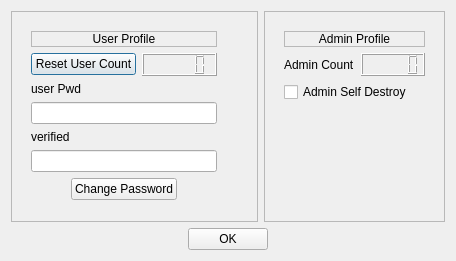
aspirefhaha/vbox50, file src/VBox/Frontends/VirtualBox/src/settings/global/UIGlobalSettingsSafeEnv.ui: the form before one commit.
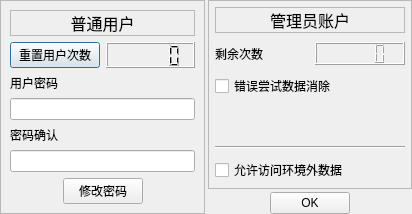
The form after the commit.

Commit message: 实现了环境内拷贝时可以切换，环境外清空数据盘，打开了几个开关，界面基本换成中文，可以控制访问环境外权限

Patch:
```diff
--- a/src/VBox/Frontends/VirtualBox/src/settings/global/UIGlobalSettingsSafeEnv.ui
+++ b/src/VBox/Frontends/VirtualBox/src/settings/global/UIGlobalSettingsSafeEnv.ui
@@ -9,16 +9,20 @@
    <rect>
     <x>0</x>
     <y>0</y>
-    <width>456</width>
-    <height>261</height>
+    <width>412</width>
+    <height>212</height>
    </rect>
   </property>
   <property name="windowTitle">
    <string>SafeEnv</string>
   </property>
-  <layout class="QVBoxLayout" name="verticalLayout_3">
-   <item>
     <layout class="QHBoxLayout" name="horizontalLayout_5">
+   <property name="spacing">
+    <number>3</number>
+   </property>
+   <property name="margin">
+    <number>0</number>
+   </property>
      <item>
       <widget class="QFrame" name="frame">
        <property name="frameShape">
@@ -27,14 +31,15 @@
        <property name="frameShadow">
         <enum>QFrame::Raised</enum>
        </property>
-       <layout class="QFormLayout" name="formLayout">
-        <item row="0" column="0">
          <layout class="QVBoxLayout" name="verticalLayout">
-          <property name="margin">
-           <number>10</number>
-          </property>
           <item>
            <widget class="QLabel" name="label">
+        <property name="font">
+         <font>
+          <family>Agency FB</family>
+          <pointsize>12</pointsize>
+         </font>
+        </property>
             <property name="frameShape">
              <enum>QFrame::StyledPanel</enum>
             </property>
@@ -45,7 +50,7 @@
              <number>1</number>
             </property>
             <property name="text">
-             <string>User Profile</string>
+         <string>普通用户</string>
             </property>
             <property name="alignment">
              <set>Qt::AlignCenter</set>
@@ -57,7 +62,7 @@
             <item>
              <widget class="QPushButton" name="pb_ResetUserCount">
               <property name="text">
-               <string>Reset User Count</string>
+           <string>重置用户次数</string>
               </property>
              </widget>
             </item>
@@ -69,7 +74,7 @@
           <item>
            <widget class="QLabel" name="label_3">
             <property name="text">
-             <string>user Pwd</string>
+         <string>用户密码</string>
             </property>
            </widget>
           </item>
@@ -83,7 +88,7 @@
           <item>
            <widget class="QLabel" name="label_2">
             <property name="text">
-             <string>verified</string>
+         <string>密码确认</string>
             </property>
            </widget>
           </item>
@@ -112,7 +117,7 @@
             <item>
              <widget class="QPushButton" name="pb_ChgUserPwd">
               <property name="text">
-               <string>Change Password</string>
+           <string>修改密码</string>
               </property>
              </widget>
             </item>
@@ -132,10 +137,10 @@
            </layout>
           </item>
          </layout>
-        </item>
-       </layout>
-      </widget>
-     </item>
+    </widget>
+   </item>
+   <item>
+    <layout class="QVBoxLayout" name="verticalLayout_3">
      <item>
       <widget class="QFrame" name="frame_2">
        <property name="frameShape">
@@ -144,19 +149,26 @@
        <property name="frameShadow">
         <enum>QFrame::Raised</enum>
        </property>
-       <layout class="QFormLayout" name="formLayout_2">
-        <item row="0" column="0">
          <layout class="QVBoxLayout" name="verticalLayout_2">
+        <property name="spacing">
+         <number>9</number>
+        </property>
           <property name="margin">
-           <number>10</number>
+         <number>6</number>
           </property>
           <item>
            <widget class="QLabel" name="label_4">
+          <property name="font">
+           <font>
+            <family>Agency FB</family>
+            <pointsize>12</pointsize>
+           </font>
+          </property>
             <property name="frameShape">
              <enum>QFrame::StyledPanel</enum>
             </property>
             <property name="text">
-             <string>Admin Profile</string>
+           <string>管理员账户</string>
             </property>
             <property name="alignment">
              <set>Qt::AlignCenter</set>
@@ -168,7 +180,7 @@
             <item>
              <widget class="QLabel" name="label_5">
               <property name="text">
-               <string>Admin Count</string>
+             <string>剩余次数</string>
               </property>
              </widget>
             </item>
@@ -180,7 +192,7 @@
           <item>
            <widget class="QCheckBox" name="cb_SelfDestroy">
             <property name="text">
-             <string>Admin Self Destroy</string>
+           <string>错误尝试数据消除</string>
             </property>
            </widget>
           </item>
@@ -192,17 +204,27 @@
             <property name="sizeHint" stdset="0">
              <size>
               <width>20</width>
-              <height>40</height>
+            <height>44</height>
              </size>
             </property>
            </spacer>
           </item>
-         </layout>
+        <item>
+         <widget class="Line" name="line">
+          <property name="orientation">
+           <enum>Qt::Horizontal</enum>
+          </property>
+         </widget>
         </item>
-       </layout>
+        <item>
+         <widget class="QCheckBox" name="cbInOutThrough">
+          <property name="text">
+           <string>允许访问环境外数据</string>
+          </property>
       </widget>
      </item>
     </layout>
+      </widget>
    </item>
    <item>
     <layout class="QHBoxLayout" name="horizontalLayout">
@@ -245,6 +267,8 @@
     </layout>
    </item>
   </layout>
+   </item>
+  </layout>
  </widget>
  <resources/>
  <connections>
```
Left out of the diff: 33 changed lines with no effect on the pictures. Lines whose indentation alone changed are shown as unchanged. The commit also changes 15 other files.
